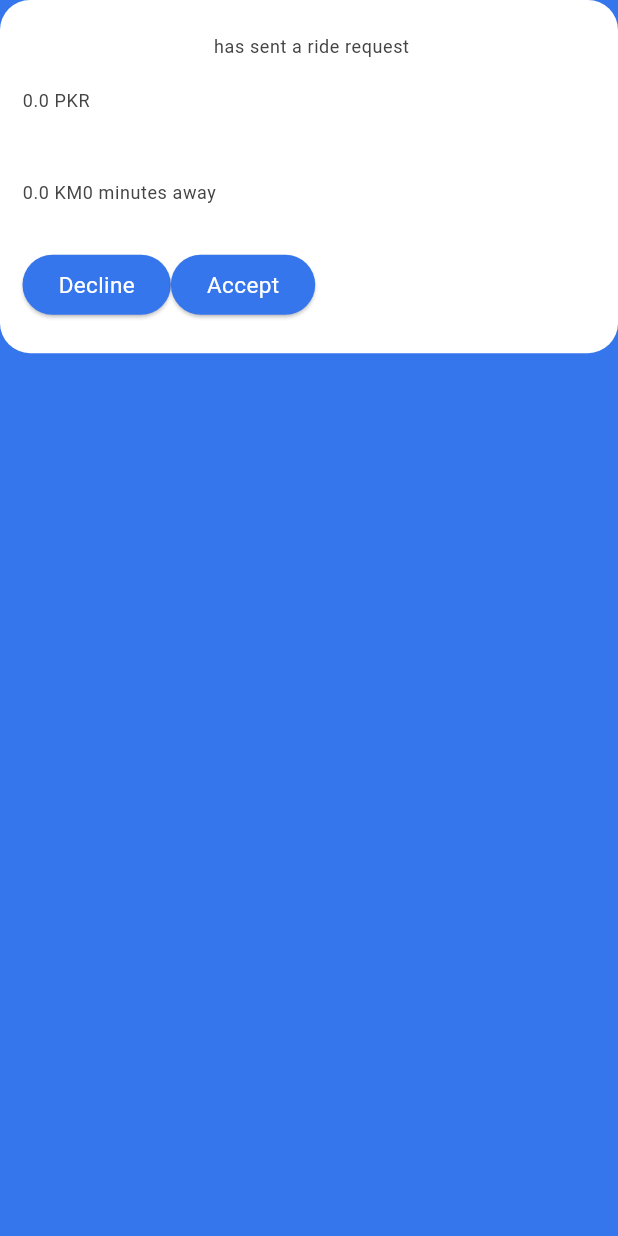
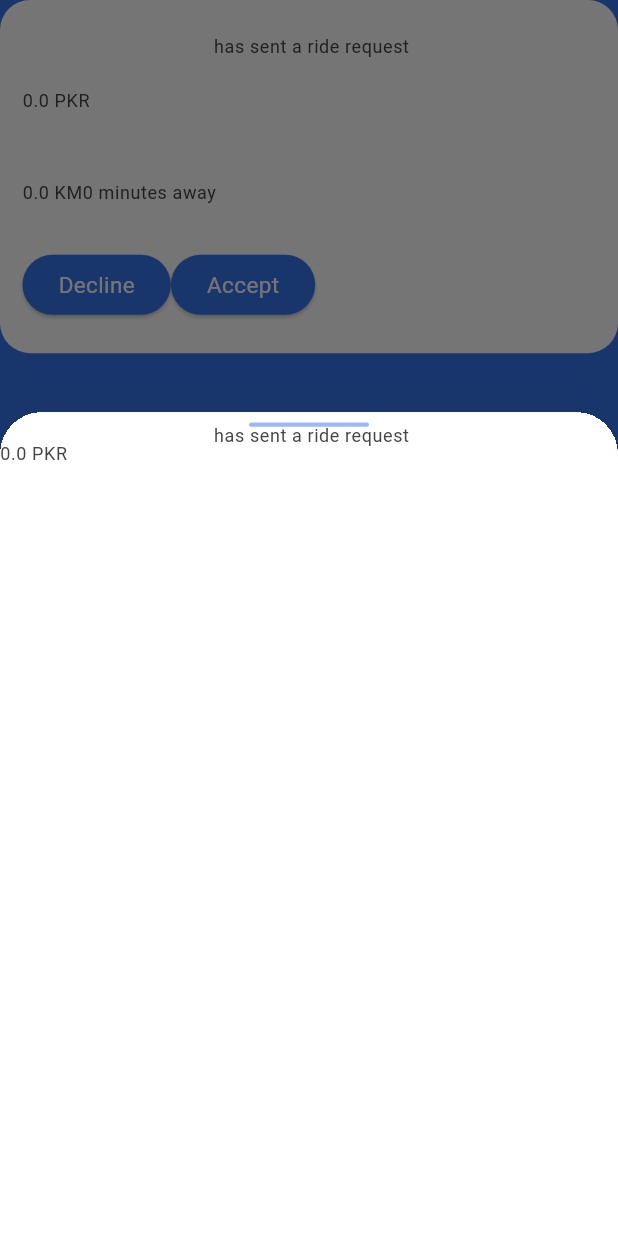
Before and after one commit to Ghulam213/hopOn-car-pooling-app, a Flutter app: the RideNotificationModal widget shown alone on an empty page, opened directly with empty values, after a tap on "Decline", on a phone screen of 412 x 824 dp. Run offline on Flutter 3.47's test engine with Material 2 defaults, Android fonts, the phone set to English and light mode, and no system bars; our stand-ins replace animate_do, auto_size_text, device_info_plus, dio, easy_localization, firebase_core and 17 more; missing offline and left inert: android_sms_retriever, country_list_pick, cron, flutter_polyline_points, numeric_keyboard, phone_number; accounts and stored records are empty; generated files the repository leaves out were written again; network calls fail; project files that could hold a hidden picture were left out.

Commit message:
added modal

```diff
--- /dev/null
+++ b/frontend/lib/core/map/modals/show_passenger_details_modal.dart
@@ -0,0 +1,90 @@
+import 'package:flutter/material.dart';
+
+import '../../../Utils/colors.dart';
+import '../../../config/sizeconfig/size_config.dart';
+import '../../notifications/models/notification_datamodel.dart';
+
+buildPassengerLocation(
+    BuildContext context, NotificationDataModel notification) {
+  showModalBottomSheet(
+      isDismissible: false,
+      isScrollControlled: true,
+      elevation: 0,
+      backgroundColor: Colors.transparent,
+      clipBehavior: Clip.hardEdge,
+      context: context,
+      builder: (context) {
+        return ShowPassengerDetailsModal(
+          notification: notification,
+        );
+      });
+}
+
+class ShowPassengerDetailsModal extends StatefulWidget {
+  final NotificationDataModel notification;
+
+  const ShowPassengerDetailsModal({
+    Key? key,
+    required this.notification,
+  }) : super(key: key);
+
+  @override
+  _ShowPassengerDetailsModalState createState() =>
+      _ShowPassengerDetailsModalState();
+}
+
+class _ShowPassengerDetailsModalState extends State<ShowPassengerDetailsModal> {
+  final SizeConfig config = SizeConfig();
+
+  @override
+  Widget build(BuildContext context) {
+    return Container(
+      padding: const EdgeInsets.only(top: 7),
+      height: config.uiHeightPx / 1.5,
+      width: config.uiWidthPx * 1,
+      decoration: const BoxDecoration(
+        color: Colors.white,
+        borderRadius: BorderRadius.only(
+          topLeft: Radius.circular(15),
+          topRight: Radius.circular(15),
+        ),
+      ),
+      child: Column(
+        children: [
+          Container(
+              width: 80,
+              height: 2.875,
+              decoration: BoxDecoration(
+                borderRadius: const BorderRadius.all(Radius.circular(80)),
+                color: AppColors.PRIMARY_500.withOpacity(0.5),
+              )),
+          Column(children: [
+            SizedBox(
+              child: Text(
+                '${widget.notification.passengerName} has sent a ride request',
+                style: Theme.of(context).textTheme.bodySmall!.copyWith(
+                      fontWeight: FontWeight.w400,
+                    ),
+              ),
+            ),
+            Expanded(
+              child: Row(
+                children: [
+                  Text(widget.notification.passengerName ?? '',
+                      style: Theme.of(context).textTheme.bodySmall!.copyWith(
+                            fontWeight: FontWeight.w400,
+                          )),
+                  Text('${widget.notification.fare} PKR',
+                      style: Theme.of(context).textTheme.bodySmall!.copyWith(
+                            fontWeight: FontWeight.w400,
+                          )),
+                ],
+              ),
+            ),
+          ]),
+          const SizedBox(height: 6),
+        ],
+      ),
+    );
+  }
+}
--- a/frontend/lib/core/map/viewmodel/map_view_model.dart
+++ b/frontend/lib/core/map/viewmodel/map_view_model.dart
@@ -55,7 +55,7 @@ class MapViewModel extends ChangeNotifier {
     // */1 * * * * means every minute
     cron.schedule(Schedule.parse('*/1 * * * *'), () async {
       updateDriverLoc(
-          currentLocation: currentLoc, rideId: createdRideId);
+          currentLocation: '33.6600116,73.0833224', rideId: createdRideId);
       logger(
           '###  Driver Location CRON task called  with ID: $createdRideId ###');
     });
@@ -352,7 +352,7 @@ class MapViewModel extends ChangeNotifier {
       createRide(
         source: source,
         destination: destination,
-        currentLocation: currentLoc,
+        currentLocation: '33.6600116,73.0833224',
         totalDistance: 100,
         city: 'Islamabad',
         polygonPoints: _polyLineArray,
--- a/frontend/lib/core/notifications/widgets/ride_notification_modal.dart
+++ b/frontend/lib/core/notifications/widgets/ride_notification_modal.dart
@@ -4,6 +4,7 @@ import 'package:hop_on/core/notifications/models/notification_datamodel.dart';
 import 'package:provider/provider.dart';
 
 import '../../../Utils/colors.dart';
+import '../../map/modals/show_passenger_details_modal.dart';
 import '../../map/viewmodel/map_view_model.dart';
 
 class RideNotificationModal extends StatelessWidget {
@@ -67,16 +68,17 @@ class RideNotificationModal extends StatelessWidget {
                 ElevatedButton(
                   onPressed: () {
                     viewModel.rejectRide(
-                      rideId: 'dad04dde-5413-41b8-9bd8-18b61acc683c',
+                      rideId: notification.rideId,
                       distance: 20,
                       driverName: notification.passengerName,
                       passengerSource:
-                          'Faizabad, 31, M36P+M3J, Service Road, Gulistan-e-Jinnah Colony',
+                         notification.passengerSource,
                       passengerDestination:
-                          'Faizabad, 31, M36P+M3J, Service Road, Gulistan-e-Jinnah Colony',
+                          notification.passengerDestination,
                       fare: notification.fare,
                       ETA: notification.eta,
                     );
+                    buildPassengerLocation(context, notification);
                   },
                   child: Text(
                     'Decline',
@@ -88,16 +90,18 @@ class RideNotificationModal extends StatelessWidget {
                 ElevatedButton(
                   onPressed: () {
                     viewModel.acceptRide(
-                      rideId: 'dad04dde-5413-41b8-9bd8-18b61acc683c',
+                      rideId: notification.rideId,
                       distance: 20,
                       driverName: notification.passengerName,
                       passengerSource:
-                          'Faizabad, 31, M36P+M3J, Service Road, Gulistan-e-Jinnah Colony',
+                         notification.passengerSource,
                       passengerDestination:
-                          'Faizabad, 31, M36P+M3J, Service Road, Gulistan-e-Jinnah Colony',
+                        notification.passengerDestination,
                       fare: notification.fare,
                       ETA: notification.eta,
                     );
+                    buildPassengerLocation(context, notification);
+
                   },
                   child: Text(
                     'Accept',
--- a/frontend/lib/main.dart
+++ b/frontend/lib/main.dart
@@ -53,7 +53,7 @@ Future<void> main() async {
 
 Future _getDeviceInfo() async {
   final prefs = await SharedPreferences.getInstance();
-  //  prefs.clear(); // uncomment if need to login at each time
+  prefs.clear(); // uncomment if need to login at each time
   final DeviceInformation? deviceInformation =
       await DeviceInfoService.getDeviceInfo();
   prefs.setString("deviceId", deviceInformation?.uUID.toString() ?? '');
```
Also changed, not shown: frontend/lib/core/map/modals/driver_start_ride_modal.dart (+1 -15 lines), frontend/lib/core/map/modals/show_passenger_location_modal.dart (added, +58 -0 lines).
